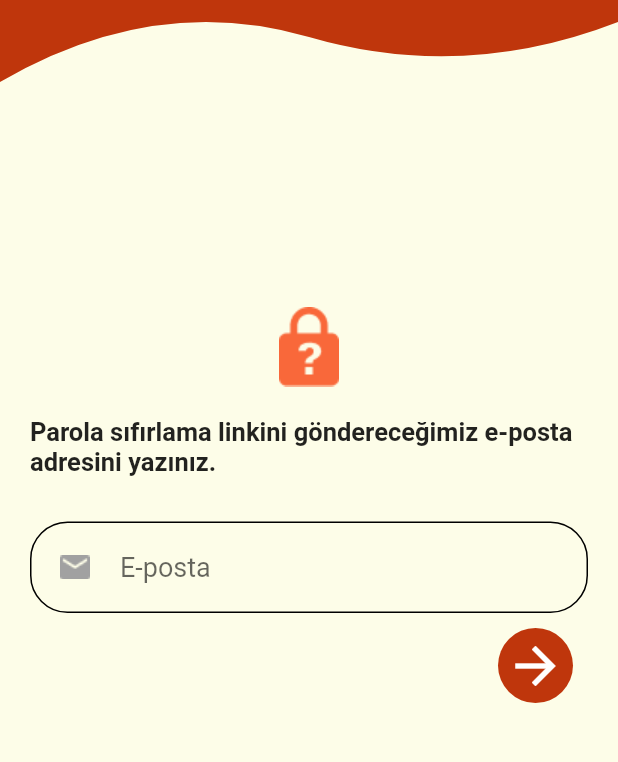
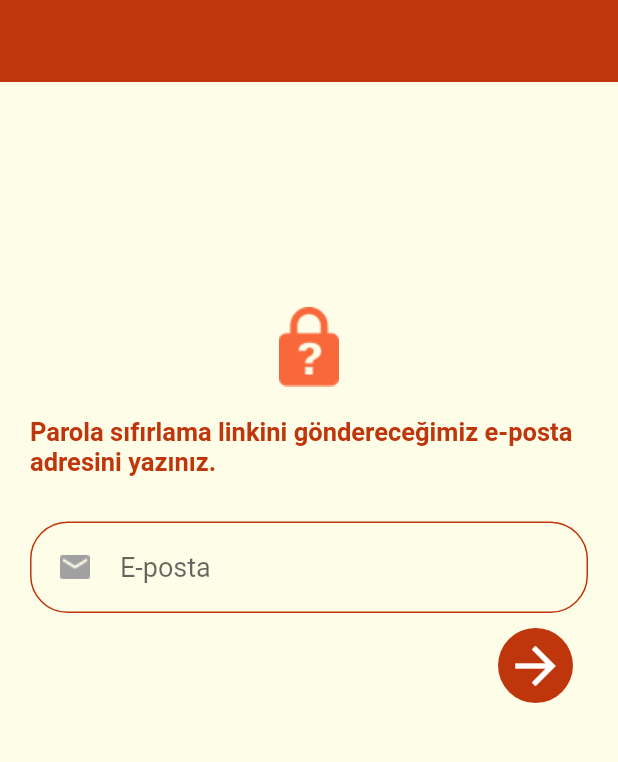
Before and after one commit to BernaErden1/OyunveUygulamaAkademisi, a Flutter app: the ForgotPassword screen opened directly, on a phone screen of 412 x 824 dp, the part 143-905 px from its top. Run offline on Flutter 3.47's test engine with Material 2 defaults, Android fonts, the phone set to English and light mode, and no system bars; Roboto replaces fonts that are missing (Alegraya).

Commit message:
Başlık barı ve renkler düzenlendi

```diff
--- a/lib/giris_yap/giris_yap.dart
+++ b/lib/giris_yap/giris_yap.dart
@@ -28,7 +28,6 @@ class _GirisYapState extends State<GirisYap> {
         child: Column(
           children: [
             ClipPath(
-      clipper: MyCustomClipper(),
       child: Container(
         alignment: Alignment.center,
         height: 150,
--- a/lib/kayit_ol/kayit_ol.dart
+++ b/lib/kayit_ol/kayit_ol.dart
@@ -28,7 +28,6 @@ class _KayitOlState extends State<KayitOl> {
         child: Column(
           children: [
             ClipPath(
-      clipper: MyCustomClipper(),
       child: Container(
         alignment: Alignment.center,
         height: 150,
--- a/lib/main_page.dart
+++ b/lib/main_page.dart
@@ -60,7 +60,7 @@ class _MainPageState extends State<MainPage>
                     const Anasayfa(),
                     const TarifDefteriSayfasi(),
                     const ProfilSayfasi(),
-                    const ProfilAyarlarSayfasi()
+                     ProfilAyarlarSayfasi()
                   ],
                 ),
               )),
--- a/lib/sifremi_unuttum/sifremi_unuttum.dart
+++ b/lib/sifremi_unuttum/sifremi_unuttum.dart
@@ -22,7 +22,6 @@ class ForgotPassword extends StatelessWidget {
         child: Column(
           children: [
             ClipPath(
-      clipper: MyCustomClipper(),
       child: Container(
         alignment: Alignment.center,
         height: 150,
@@ -45,8 +44,9 @@ class ForgotPassword extends StatelessWidget {
                 children: [
                   Text(
                     content,
-                    style: const TextStyle(
+                    style: TextStyle(
                         fontSize: 17,
+                        color: ColorsUtility().primaryColor,
                         fontWeight: FontWeight.w600),
                   ),
                   const SizedBox(
@@ -56,10 +56,10 @@ class ForgotPassword extends StatelessWidget {
                     decoration: InputDecoration(
                       prefixIcon: Image.asset('assets/mail.png'),
                       hintText: 'E-posta',
-                      enabledBorder: _buildBorder(Colors.black),
-                      disabledBorder:_buildBorder(Colors.black),
-                      focusedBorder: _buildBorder(Colors.black),
-                      errorBorder: _buildBorder(Colors.black),
+                      enabledBorder: _buildBorder(ColorsUtility().primaryColor),
+                      disabledBorder:_buildBorder(ColorsUtility().primaryColor),
+                      focusedBorder: _buildBorder(ColorsUtility().primaryColor),
+                      errorBorder: _buildBorder(ColorsUtility().primaryColor),
                     ),
                   ),
                   Row(mainAxisAlignment: MainAxisAlignment.end,children: [
```
